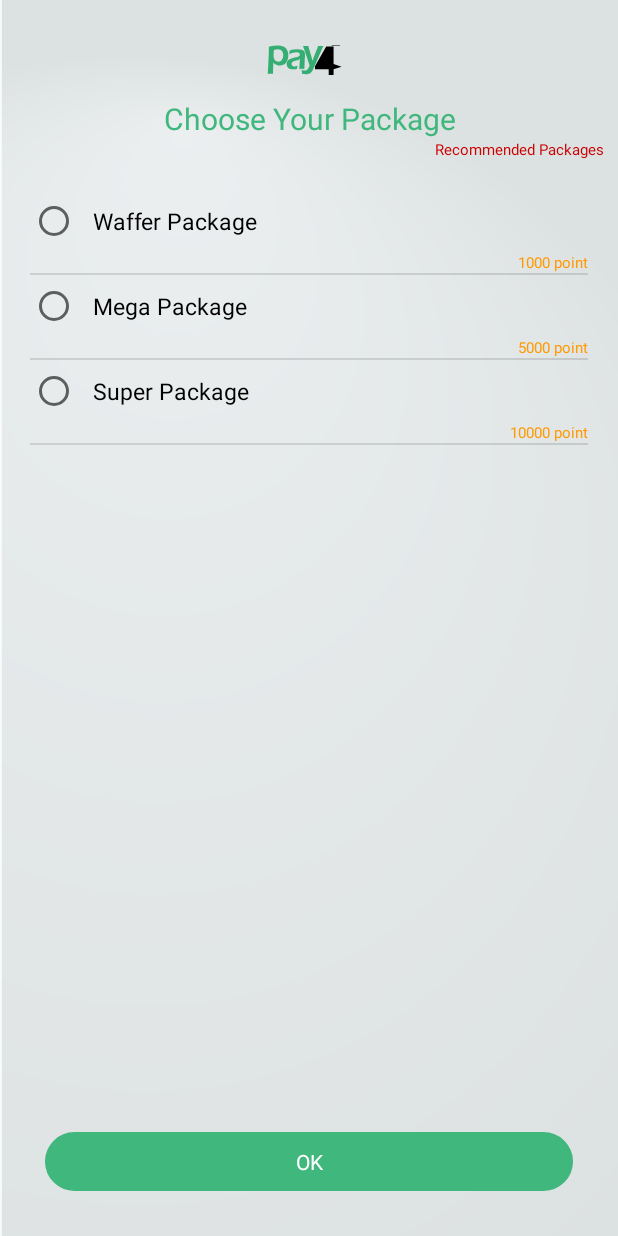
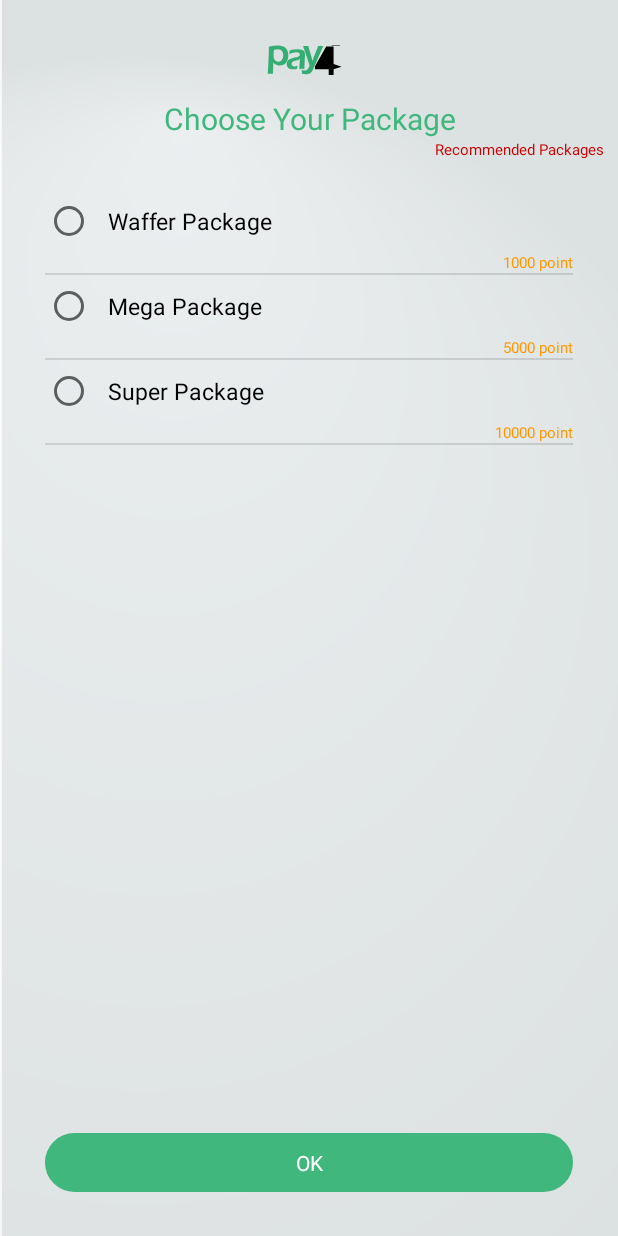
Before and after one commit to ShymaaOthman/Pay4Me, an Android app: the SuggestedPackageFragment screen opened directly, with no data from a screen before it, on a phone screen of 412 x 824 dp. Run offline under Robolectric (Android 15) with nearby library versions, the phone set to English and light mode, and no system bars.

Commit message:
solving cases

```diff
--- a/app/src/main/java/View/UIManager.java
+++ b/app/src/main/java/View/UIManager.java
@@ -69,7 +69,7 @@ public class UIManager {
     }
 
 
-    public static void startInterestsActivity(LoginActivity loginActivity, boolean startAnimation) {
+    public static void startInterestsActivity(Activity loginActivity, boolean startAnimation) {
         Intent mainIntent = new Intent(loginActivity, InterestsActivity.class);
         loginActivity.startActivity(mainIntent);
         if (startAnimation)
--- a/app/src/main/java/com/hajjhack/pay4me/packages/SuggestedPackageFragment.java
+++ b/app/src/main/java/com/hajjhack/pay4me/packages/SuggestedPackageFragment.java
@@ -45,7 +45,8 @@ public class SuggestedPackageFragment extends Fragment {
         ok.setOnClickListener(new View.OnClickListener() {
             @Override
             public void onClick(View view) {
-                UIManager.StartHome(getActivity(),true);
+
+                UIManager.startlogin(getActivity(),true);
             }
         });
         return f;
--- a/app/src/main/res/layout/fragment_sugested_list.xml
+++ b/app/src/main/res/layout/fragment_sugested_list.xml
@@ -1,11 +1,11 @@
 <?xml version="1.0" encoding="utf-8"?>
 <RelativeLayout xmlns:android="http://schemas.android.com/apk/res/android"
     xmlns:app="http://schemas.android.com/apk/res-auto"
+    style="@style/App_base_layout"
     android:layout_width="match_parent"
-    style="@style/App_base_layout"
+    android:layout_height="match_parent"
     android:layout_gravity="center_horizontal"
     android:gravity="center_horizontal"
-    android:layout_height="match_parent"
     android:orientation="vertical">
 
     <ImageView
@@ -19,63 +19,69 @@
         android:gravity="center_horizontal"
         android:src="@drawable/ic_l"
         app:srcCompat="@drawable/ic_l" />
+
     <TextView
+        android:id="@+id/list_select_all"
+        android:layout_width="match_parent"
+        android:layout_height="wrap_content"
         android:layout_below="@+id/logo_image"
         android:layout_marginTop="5dp"
         android:gravity="center_horizontal"
-        android:id="@+id/list_select_all"
+        android:paddingLeft="10dp"
+        android:paddingRight="10dp"
+        android:paddingTop="10dp"
+
+        android:text="Choose Your Package"
+        android:textColor="@color/colorPrimary"
+        android:textSize="20sp" />
+
+    <TextView
+        android:id="@+id/d"
         android:layout_width="match_parent"
         android:layout_height="wrap_content"
-        android:paddingTop="10dp"
-        android:paddingRight="10dp"
-        android:paddingLeft="10dp"
-
-        android:textColor="@color/colorPrimary"
-        android:text="Choose Your Package"
-        android:textSize="20sp" />
-    <TextView
-        android:layout_width="match_parent"
-        android:textSize="10sp"
-        android:gravity="right"
-        android:id="@+id/d"
+        android:layout_below="@+id/list_select_all"
         android:layout_marginBottom="20dp"
 
         android:layout_marginRight="10dp"
-        android:layout_below="@+id/list_select_all"
+        android:gravity="right"
         android:text="Recommended Packages"
         android:textColor="@android:color/holo_red_dark"
-        android:layout_height="wrap_content" />
+        android:textSize="10sp" />
 
     <ListView
         android:id="@+id/list_view"
+        android:layout_width="match_parent"
+        android:layout_height="match_parent"
+        android:layout_above="@+id/ok"
         android:layout_below="@+id/d"
+        android:layout_marginLeft="30dp"
+        android:layout_marginRight="30dp"
+        android:scrollbars="none" />
+
+    <TextView
+        android:id="@+id/ok"
         android:layout_width="match_parent"
-
-        android:layout_marginRight="20dp"
-        android:layout_marginLeft="20dp"
-        android:layout_height="match_parent"
-        android:layout_above="@+id/ok" />
-    <TextView
+        android:layout_height="wrap_content"
+        android:layout_alignParentBottom="true"
+        android:layout_centerHorizontal="true"
         android:layout_gravity="center"
+        android:layout_marginBottom="29dp"
+        android:layout_marginLeft="30dp"
+        android:layout_marginRight="30dp"
+        android:layout_weight="1"
+        android:background="@drawable/rounded_rectangle_white2"
         android:gravity="center"
-        android:background="@drawable/rounded_rectangle_white2"
         android:padding="10dp"
-        android:id="@+id/ok"
-        android:layout_margin="30dp"
-android:layout_alignParentBottom="true"
-        android:layout_width="match_parent"
-        android:textColor="@android:color/white"
-        android:layout_height="wrap_content"
-        android:layout_weight="1"
-        android:text="@string/ok" />
+        android:text="@string/ok"
+        android:textColor="@android:color/white" />
 
     <LinearLayout xmlns:android="http://schemas.android.com/apk/res/android"
         android:id="@+id/bottom_container"
         android:layout_width="match_parent"
-        android:visibility="invisible"
         android:layout_height="wrap_content"
         android:gravity="center"
-        android:orientation="horizontal">
+        android:orientation="horizontal"
+        android:visibility="invisible">
 
         <Button
             android:id="@+id/show_button"
```
Also changed, not shown: app/src/main/java/View/SignUpService/RegisterActivity.java (+8 -8 lines).
